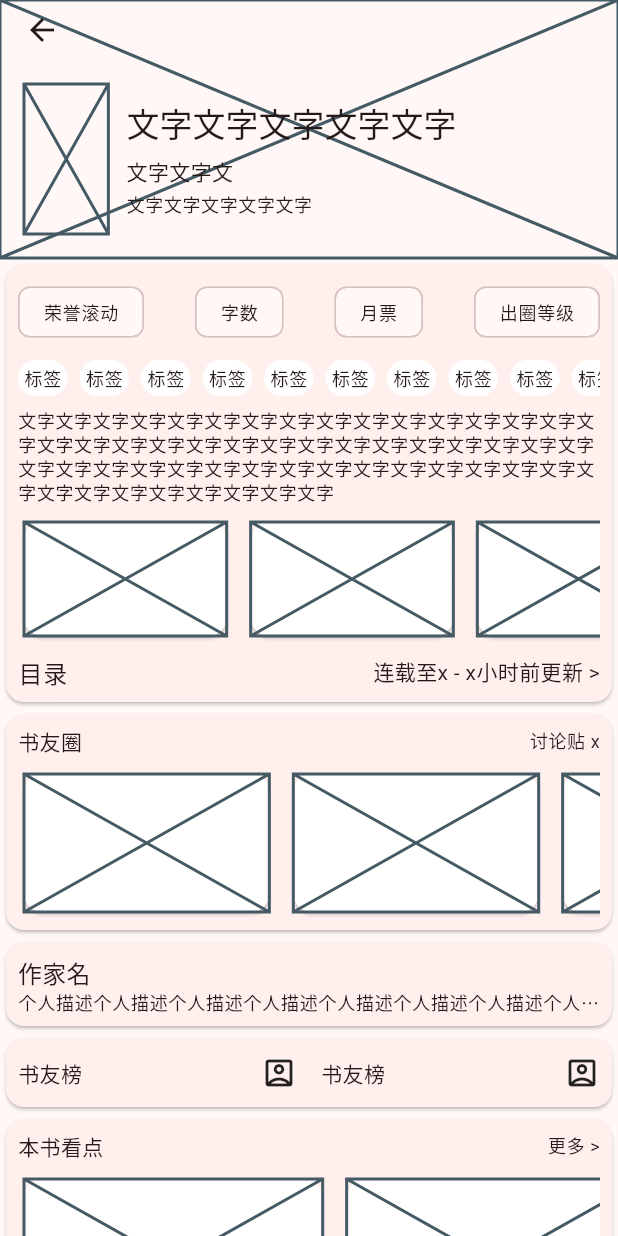
After one commit to eirueirufu/qidian, a Flutter app: the screen it shows after launch, item 2 of the bottom bar chosen, after a tap on "文字文字文字文字文字", on a phone screen of 412 x 824 dp. The commit adds this screen. Run offline on Flutter 3.47's test engine with Material 3 defaults, Android fonts, the light colour scheme and no system bars.

Commit message:
feat: add book details

```diff
--- /dev/null
+++ b/lib/book/book_details.dart
@@ -0,0 +1,307 @@
+import 'package:flutter/material.dart';
+
+class BookDetails extends StatefulWidget {
+  const BookDetails({super.key});
+
+  @override
+  State<BookDetails> createState() => _BookDetailsState();
+}
+
+class _BookDetailsState extends State<BookDetails> {
+  @override
+  Widget build(BuildContext context) {
+    final textTheme = Theme.of(context).textTheme;
+    final colorTheme = Theme.of(context).colorScheme;
+    return Scaffold(
+      body: CustomScrollView(
+        physics: const BouncingScrollPhysics(
+          parent: AlwaysScrollableScrollPhysics(),
+        ),
+        slivers: [
+          SliverAppBar(
+            stretch: true,
+            flexibleSpace: const Placeholder(),
+            bottom: PreferredSize(
+              preferredSize: const Size.fromHeight(116),
+              child: Container(
+                padding: const EdgeInsets.all(16),
+                child: Row(
+                  children: [
+                    const SizedBox(
+                      height: 100,
+                      child: AspectRatio(
+                        aspectRatio: 9 / 16,
+                        child: Placeholder(),
+                      ),
+                    ),
+                    const SizedBox(
+                      width: 12,
+                    ),
+                    Column(
+                      mainAxisAlignment: MainAxisAlignment.end,
+                      crossAxisAlignment: CrossAxisAlignment.start,
+                      children: [
+                        Text(
+                          "文字文字文字文字文字",
+                          style: textTheme.titleLarge,
+                          maxLines: 1,
+                          overflow: TextOverflow.ellipsis,
+                        ),
+                        const SizedBox(
+                          height: 8,
+                        ),
+                        Text(
+                          "文字文字文",
+                          style: textTheme.bodyMedium,
+                          maxLines: 1,
+                          overflow: TextOverflow.ellipsis,
+                        ),
+                        const SizedBox(
+                          height: 4,
+                        ),
+                        Text(
+                          "文字文字文字文字文字",
+                          style: textTheme.bodySmall,
+                          maxLines: 1,
+                          overflow: TextOverflow.ellipsis,
+                        ),
+                      ],
+                    ),
+                  ],
+                ),
+              ),
+            ),
+          ),
+          SliverToBoxAdapter(
+            child: Card(
+              child: Padding(
+                padding: const EdgeInsets.all(8.0),
+                child: Column(
+                  children: [
+                    Row(
+                      mainAxisAlignment: MainAxisAlignment.spaceBetween,
+                      children: [
+                        Chip(
+                          label: Text(
+                            "荣誉滚动",
+                            style: textTheme.labelMedium,
+                          ),
+                        ),
+                        Chip(
+                          label: Text(
+                            "字数",
+                            style: textTheme.labelMedium,
+                          ),
+                        ),
+                        Chip(
+                          label: Text(
+                            "月票",
+                            style: textTheme.labelMedium,
+                          ),
+                        ),
+                        Chip(
+                          label: Text(
+                            "出圈等级",
+                            style: textTheme.labelMedium,
+                          ),
+                        ),
+                      ],
+                    ),
+                    Container(
+                      padding: const EdgeInsets.symmetric(vertical: 8),
+                      height: 40,
+                      child: ListView.separated(
+                        scrollDirection: Axis.horizontal,
+                        itemBuilder: (context, index) => Container(
+                          padding: const EdgeInsets.all(4),
+                          decoration: BoxDecoration(
+                            borderRadius: BorderRadius.circular(16),
+                            color: colorTheme.onPrimary,
+                          ),
+                          child: Text(
+                            "标签",
+                            textAlign: TextAlign.center,
+                            style: textTheme.labelMedium,
+                          ),
+                        ),
+                        separatorBuilder: (context, index) =>
+                            const SizedBox(width: 8),
+                        itemCount: 12,
+                      ),
+                    ),
+                    Text(
+                      "文字文字文字文字文字文字文字文字文字文字文字文字文字文字文字文字文字文字文字文字文字文字文字文字文字文字文字文字文字文字文字文字文字文字文字文字文字文字文字文字文字文字文字文字文字文字文字文字文字文字文字文字文字文字文字",
+                      maxLines: 4,
+                      style: textTheme.bodySmall,
+                      overflow: TextOverflow.ellipsis,
+                    ),
+                    Container(
+                      padding: const EdgeInsets.symmetric(vertical: 8),
+                      height: 100,
+                      child: ListView.separated(
+                        scrollDirection: Axis.horizontal,
+                        itemBuilder: (context, index) => Card(
+                          color: colorTheme.onPrimary,
+                          child: const AspectRatio(
+                            aspectRatio: 16 / 9,
+                            child: Placeholder(),
+                          ),
+                        ),
+                        separatorBuilder: (context, index) =>
+                            const SizedBox(width: 8),
+                        itemCount: 10,
+                      ),
+                    ),
+                    Row(
+                      children: [
+                        Expanded(
+                          child: Text(
+                            "目录",
+                            style: textTheme.bodyLarge,
+                          ),
+                        ),
+                        const Text("连载至x - x小时前更新 >"),
+                      ],
+                    ),
+                  ],
+                ),
+              ),
+            ),
+          ),
+          SliverToBoxAdapter(
+            child: Card(
+              child: Padding(
+                padding: const EdgeInsets.all(8),
+                child: Column(
+                  children: [
+                    Row(
+                      children: [
+                        Expanded(
+                          child: Text(
+                            "书友圈",
+                            style: textTheme.bodyMedium,
+                          ),
+                        ),
+                        Text(
+                          "讨论贴 x",
+                          style: textTheme.bodySmall,
+                        ),
+                      ],
+                    ),
+                    const SizedBox(
+                      height: 8,
+                    ),
+                    SizedBox(
+                      height: 100,
+                      child: ListView.separated(
+                        scrollDirection: Axis.horizontal,
+                        itemBuilder: (context, index) => Card(
+                          color: colorTheme.onPrimary,
+                          child: const AspectRatio(
+                            aspectRatio: 16 / 9,
+                            child: Placeholder(),
+                          ),
+                        ),
+                        separatorBuilder: (context, index) =>
+                            const SizedBox(width: 8),
+                        itemCount: 10,
+                      ),
+                    ),
+                  ],
+                ),
+              ),
+            ),
+          ),
+          SliverToBoxAdapter(
+            child: Card(
+              child: Container(
+                padding: const EdgeInsets.all(8),
+                child: Column(
+                  crossAxisAlignment: CrossAxisAlignment.start,
+                  children: [
+                    Text(
+                      "作家名",
+                      style: textTheme.titleMedium,
+                    ),
+                    Text(
+                      "个人描述个人描述个人描述个人描述个人描述个人描述个人描述个人描述个人描述个人描述个人描述个人描述个人描述个人描述个人描述",
+                      style: textTheme.labelMedium,
+                      maxLines: 1,
+                      overflow: TextOverflow.ellipsis,
+                    ),
+                  ],
+                ),
+              ),
+            ),
+          ),
+          SliverToBoxAdapter(
+            child: Card(
+              child: Row(
+                children: List.generate(
+                  2,
+                  (index) => Flexible(
+                    child: Container(
+                      height: 46,
+                      padding: const EdgeInsets.all(8),
+                      child: const Row(
+                        mainAxisAlignment: MainAxisAlignment.spaceBetween,
+                        children: [
+                          Text("书友榜"),
+                          Icon(Icons.account_box_outlined),
+                        ],
+                      ),
+                    ),
+                  ),
+                ),
+              ),
+            ),
+          ),
+          SliverToBoxAdapter(
+            child: Card(
+              child: Padding(
+                padding: const EdgeInsets.all(8),
+                child: Column(
+                  children: [
+                    Row(
+                      children: [
+                        Expanded(
+                          child: Text(
+                            "本书看点",
+                            style: textTheme.bodyMedium,
+                          ),
+                        ),
+                        Text(
+                          "更多 >",
+                          style: textTheme.bodySmall,
+                        ),
+                      ],
+                    ),
+                    const SizedBox(
+                      height: 8,
+                    ),
+                    SizedBox(
+                      height: 120,
+                      child: ListView.separated(
+                        scrollDirection: Axis.horizontal,
+                        itemBuilder: (context, index) => Card(
+                          color: colorTheme.onPrimary,
+                          child: const AspectRatio(
+                            aspectRatio: 16 / 9,
+                            child: Placeholder(),
+                          ),
+                        ),
+                        separatorBuilder: (context, index) =>
+                            const SizedBox(width: 8),
+                        itemCount: 10,
+                      ),
+                    ),
+                  ],
+                ),
+              ),
+            ),
+          ),
+        ],
+      ),
+    );
+  }
+}
--- a/lib/widget/book_grid_tile.dart
+++ b/lib/widget/book_grid_tile.dart
@@ -1,4 +1,5 @@
 import 'package:flutter/material.dart';
+import 'package:qidian/book/book_details.dart';
 
 class BookGridTile extends StatefulWidget {
   final String title;
@@ -17,7 +18,14 @@ class BookGridTile extends StatefulWidget {
 class BookGridTileState extends State<BookGridTile> {
   @override
   Widget build(BuildContext context) {
-    return Column(
+    return GestureDetector(
+      onTap: () => Navigator.push(
+        context,
+        MaterialPageRoute(
+          builder: (context) => const BookDetails(),
+        ),
+      ),
+      child: Column(
         children: [
           const AspectRatio(
             aspectRatio: 3 / 4,
@@ -36,6 +44,7 @@ class BookGridTileState extends State<BookGridTile> {
             overflow: TextOverflow.ellipsis,
           ),
         ],
+      ),
     );
   }
 }
--- a/lib/widget/book_hrz_list_card.dart
+++ b/lib/widget/book_hrz_list_card.dart
@@ -1,4 +1,5 @@
 import 'package:flutter/material.dart';
+import 'package:qidian/book/book_details.dart';
 
 class BookHrzListCard extends StatefulWidget {
   final String title;
@@ -29,21 +30,27 @@ class BookHrzListCardState extends State<BookHrzListCard> {
               itemBuilder: (context, index) => Column(
                 children: List.generate(
                   3,
-                  (index) => const SizedBox(
+                  (index) => SizedBox(
                     width: 260,
                     height: 80,
                     child: ListTile(
-                      leading: LimitedBox(
+                      onTap: () => Navigator.push(
+                        context,
+                        MaterialPageRoute(
+                          builder: (context) => const BookDetails(),
+                        ),
+                      ),
+                      leading: const LimitedBox(
                         child: AspectRatio(
                           aspectRatio: 3 / 4,
                           child: Placeholder(),
                         ),
                       ),
-                      title: Text(
+                      title: const Text(
                         "文字文字文字文字文字",
                         overflow: TextOverflow.ellipsis,
                       ),
-                      subtitle: Text(
+                      subtitle: const Text(
                         "文字文字文字文字文字文字文字文字文字文字文字文字文字文字文字文字文字文字文字文字",
                         maxLines: 2,
                         overflow: TextOverflow.ellipsis,
--- a/lib/widget/book_list_tile.dart
+++ b/lib/widget/book_list_tile.dart
@@ -1,4 +1,5 @@
 import 'package:flutter/material.dart';
+import 'package:qidian/book/book_details.dart';
 
 class BookListTile extends StatefulWidget {
   final String title;
@@ -18,6 +19,12 @@ class BookListTileState extends State<BookListTile> {
   @override
   Widget build(BuildContext context) {
     return ListTile(
+      onTap: () => Navigator.push(
+        context,
+        MaterialPageRoute(
+          builder: (context) => const BookDetails(),
+        ),
+      ),
       leading: const AspectRatio(
         aspectRatio: 3 / 4,
         child: Placeholder(),
```
Lines whose indentation alone changed are shown as unchanged.
